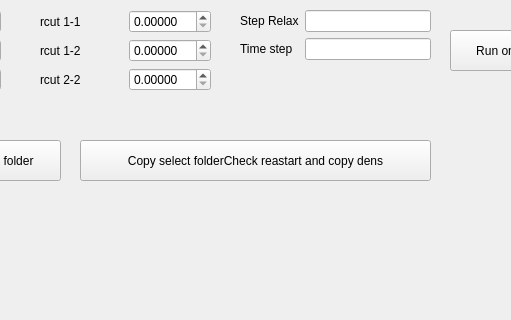
Old version of the form src/ui/simulace_app.ui in the repository st-hazakura/Simulation-app; both pictures show x 490 to 1001 and y 220 to 540 of the 1101 by 648 pixel window.
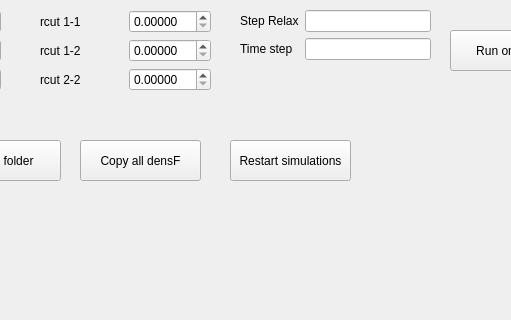
New version of the form.

Commit message: split button copy and restart, preparing for automatization restart.in files

The edit to the form file:
```diff
--- a/src/ui/simulace_app.ui
+++ b/src/ui/simulace_app.ui
@@ -429,12 +429,12 @@
      <rect>
       <x>570</x>
       <y>360</y>
-      <width>351</width>
+      <width>121</width>
       <height>41</height>
      </rect>
     </property>
     <property name="text">
-     <string>Copy select folderCheck reastart and copy dens</string>
+     <string>Copy all densF</string>
     </property>
    </widget>
    <widget class="QWidget" name="gridLayoutWidget_3">
@@ -500,6 +500,19 @@
      </item>
     </layout>
    </widget>
+   <widget class="QPushButton" name="button_restart_simulation">
+    <property name="geometry">
+     <rect>
+      <x>720</x>
+      <y>360</y>
+      <width>121</width>
+      <height>41</height>
+     </rect>
+    </property>
+    <property name="text">
+     <string>Restart simulations</string>
+    </property>
+   </widget>
   </widget>
   <widget class="QMenuBar" name="menubar">
    <property name="geometry">
```
Left out of the diff: 2 changed lines with no effect on the pictures. The commit also changes 7 other files.
